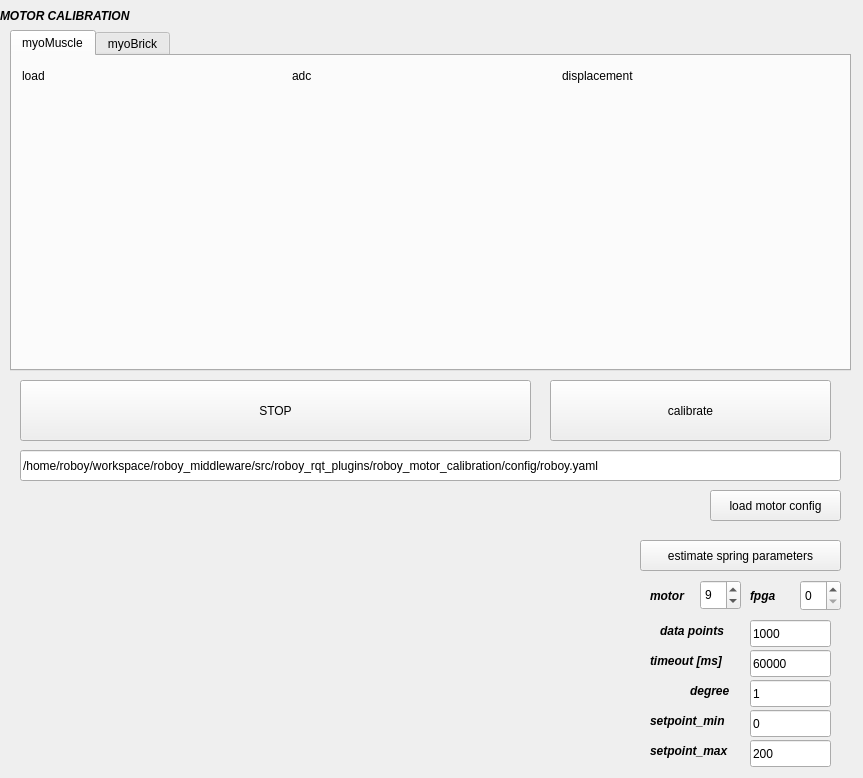
First picture: the form in roboy_motor_calibration/src/roboy_motor_calibration.ui, repository Roboy/roboy_rqt_plugins, before the edit.
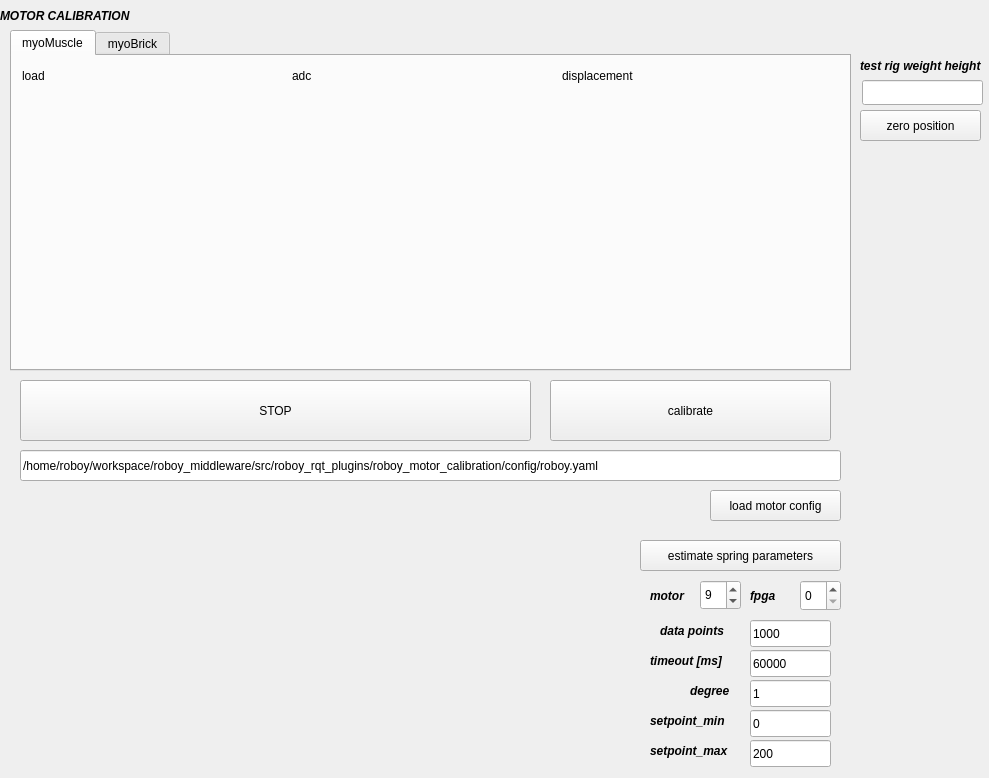
Second picture: the form after the edit. Custom widgets are drawn as their Qt base class.

Commit message: with testrig position

```diff
--- a/roboy_motor_calibration/src/roboy_motor_calibration.ui
+++ b/roboy_motor_calibration/src/roboy_motor_calibration.ui
@@ -6,7 +6,7 @@
    <rect>
     <x>0</x>
     <y>0</y>
-    <width>863</width>
+    <width>989</width>
     <height>778</height>
    </rect>
   </property>
@@ -582,6 +582,53 @@
     <bool>true</bool>
    </property>
   </widget>
+  <widget class="QLineEdit" name="testrig_pos">
+   <property name="geometry">
+    <rect>
+     <x>862</x>
+     <y>80</y>
+     <width>121</width>
+     <height>25</height>
+    </rect>
+   </property>
+  </widget>
+  <widget class="QLabel" name="label_12">
+   <property name="geometry">
+    <rect>
+     <x>860</x>
+     <y>50</y>
+     <width>121</width>
+     <height>31</height>
+    </rect>
+   </property>
+   <property name="font">
+    <font>
+     <pointsize>9</pointsize>
+     <weight>75</weight>
+     <italic>true</italic>
+     <bold>true</bold>
+    </font>
+   </property>
+   <property name="text">
+    <string>test rig weight height</string>
+   </property>
+  </widget>
+  <widget class="QPushButton" name="zero_testrig_position">
+   <property name="geometry">
+    <rect>
+     <x>860</x>
+     <y>110</y>
+     <width>121</width>
+     <height>31</height>
+    </rect>
+   </property>
+   <property name="text">
+    <string>zero position</string>
+   </property>
+   <property name="checkable">
+    <bool>false</bool>
+   </property>
+  </widget>
   <zorder>tabWidget</zorder>
   <zorder>label_2</zorder>
   <zorder>setpoint_max</zorder>
```
Left out of the diff: 3 changed lines with no effect on the pictures. The commit also changes 3 other files.
